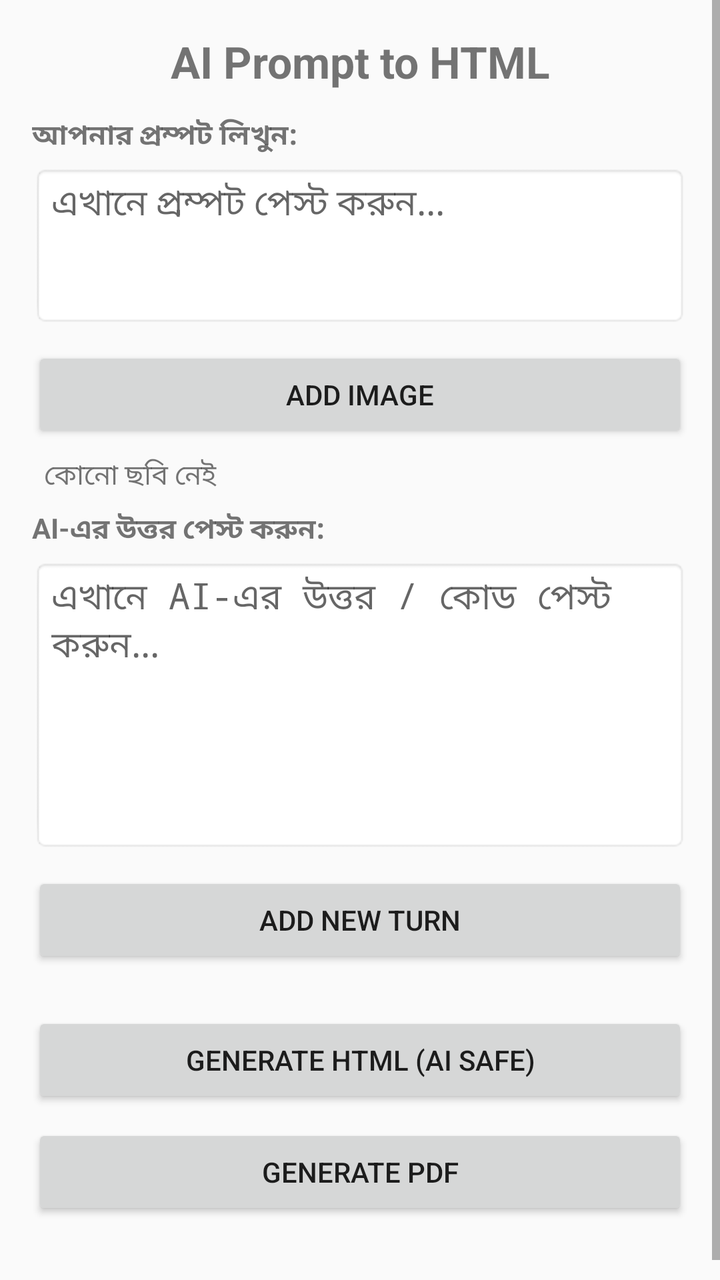
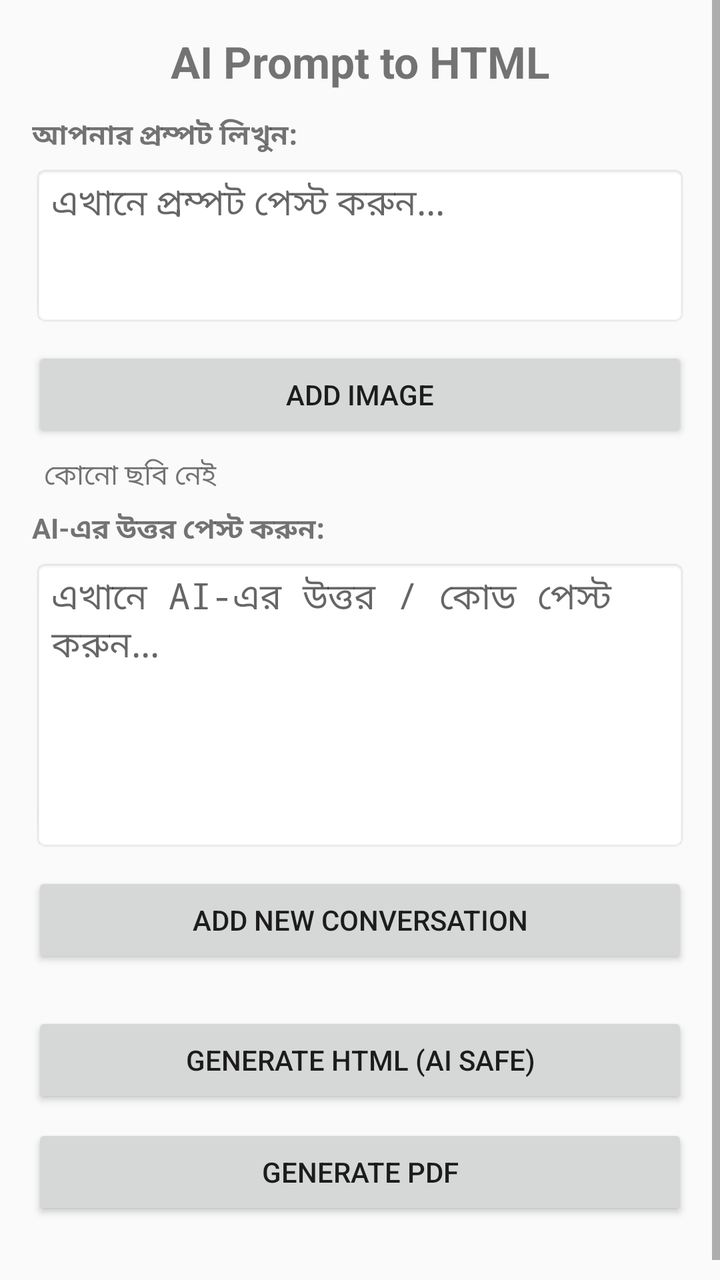

An Android layout rendered at two revisions. The XML below is the earlier revision; the diff shows what the commit changed to produce the second picture.
<!-- AndroidManifest.xml: application theme AppTheme -->
<!-- res/layout/activity_main.xml -->
<?xml version="1.0" encoding="utf-8"?>
<ScrollView xmlns:android="http://schemas.android.com/apk/res/android"
    android:layout_width="match_parent"
    android:layout_height="match_parent"
    android:fillViewport="true">

    <LinearLayout
        android:layout_width="match_parent"
        android:layout_height="wrap_content"
        android:orientation="vertical"
        android:padding="16dp">

        <TextView
            android:layout_width="match_parent"
            android:layout_height="wrap_content"
            android:text="AI Prompt to HTML"
            android:textSize="22sp"
            android:textStyle="bold"
            android:gravity="center"
            android:paddingBottom="12dp" />

        <TextView
            android:layout_width="match_parent"
            android:layout_height="wrap_content"
            android:text="আপনার প্রম্পট লিখুন:"
            android:textStyle="bold"
            android:paddingBottom="4dp" />

        <EditText
            android:id="@+id/promptInput"
            android:layout_width="match_parent"
            android:layout_height="wrap_content"
            android:minLines="3"
            android:gravity="top"
            android:hint="এখানে প্রম্পট পেস্ট করুন..."
            android:background="@android:drawable/editbox_background"
            android:inputType="textMultiLine"
            android:scrollbars="vertical" />

        <Button
            android:id="@+id/addImageButton"
            android:layout_width="match_parent"
            android:layout_height="wrap_content"
            android:layout_marginTop="10dp"
            android:text="Add Image" />

        <TextView
            android:id="@+id/imageLabel"
            android:layout_width="match_parent"
            android:layout_height="wrap_content"
            android:text="কোনো ছবি নেই"
            android:padding="6dp" />

        <TextView
            android:layout_width="match_parent"
            android:layout_height="wrap_content"
            android:text="AI-এর উত্তর পেস্ট করুন:"
            android:textStyle="bold"
            android:paddingBottom="4dp" />

        <EditText
            android:id="@+id/responseInput"
            android:layout_width="match_parent"
            android:layout_height="wrap_content"
            android:minLines="6"
            android:gravity="top"
            android:hint="এখানে AI-এর উত্তর / কোড পেস্ট করুন..."
            android:fontFamily="monospace"
            android:background="@android:drawable/editbox_background"
            android:inputType="textMultiLine"
            android:scrollbars="vertical" />

        <Button
            android:id="@+id/addTurnButton"
            android:layout_width="match_parent"
            android:layout_height="wrap_content"
            android:layout_marginTop="10dp"
            android:text="Add New Turn" />

        <LinearLayout
            android:id="@+id/turnsContainer"
            android:layout_width="match_parent"
            android:layout_height="wrap_content"
            android:orientation="vertical"
            android:paddingTop="6dp" />

        <Button
            android:id="@+id/generateHtmlButton"
            android:layout_width="match_parent"
            android:layout_height="wrap_content"
            android:layout_marginTop="16dp"
            android:layout_marginBottom="8dp"
            android:text="Generate HTML (AI Safe)" />

        <Button
            android:id="@+id/generatePdfButton"
            android:layout_width="match_parent"
            android:layout_height="wrap_content"
            android:layout_marginBottom="24dp"
            android:text="Generate PDF" />

    </LinearLayout>
</ScrollView>
<!-- resources referenced by this layout -->
<resources>
  <style name="AppTheme" parent="android:Theme.Material.Light.DarkActionBar">
          <item name="android:colorPrimary">@color/primary</item>
          <item name="android:colorPrimaryDark">@color/primary_dark</item>
          <item name="android:colorAccent">@color/accent</item>
      </style>
  <color name="primary">#1565C0</color>
  <color name="primary_dark">#0D47A1</color>
  <color name="accent">#D32F2F</color>
</resources>

<!-- the commit's change to res/layout/activity_main.xml (unified diff, before → after) -->
@@ -75,7 +75,7 @@
             android:layout_width="match_parent"
             android:layout_height="wrap_content"
             android:layout_marginTop="10dp"
-            android:text="Add New Turn" />
+            android:text="Add New Conversation" />
 
         <LinearLayout
             android:id="@+id/turnsContainer"
